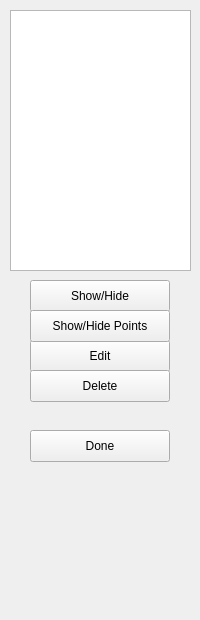
Before: the Qt Designer form curver/ui/curve_edit_list.ui in wiatrak2/curver, drawn with Qt 5.
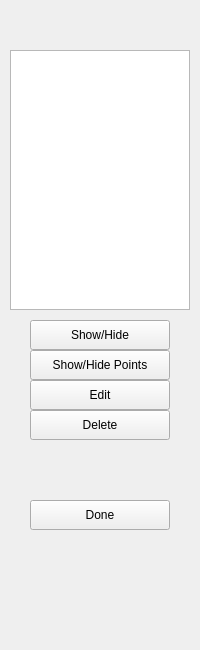
After: the same form once the commit is applied.

Patch:
```diff
--- a/curver/ui/curve_edit_list.ui
+++ b/curver/ui/curve_edit_list.ui
@@ -7,7 +7,7 @@
     <x>0</x>
     <y>0</y>
     <width>200</width>
-    <height>620</height>
+    <height>650</height>
    </rect>
   </property>
   <property name="windowTitle">
@@ -17,9 +17,9 @@
    <property name="geometry">
     <rect>
      <x>10</x>
-     <y>10</y>
-     <width>181</width>
-     <height>261</height>
+     <y>50</y>
+     <width>180</width>
+     <height>260</height>
     </rect>
    </property>
   </widget>
@@ -27,9 +27,9 @@
    <property name="geometry">
     <rect>
      <x>30</x>
-     <y>340</y>
+     <y>380</y>
      <width>140</width>
-     <height>32</height>
+     <height>30</height>
     </rect>
    </property>
    <property name="text">
@@ -40,9 +40,9 @@
    <property name="geometry">
     <rect>
      <x>30</x>
-     <y>370</y>
+     <y>410</y>
      <width>140</width>
-     <height>32</height>
+     <height>30</height>
     </rect>
    </property>
    <property name="text">
@@ -53,9 +53,9 @@
    <property name="geometry">
     <rect>
      <x>30</x>
-     <y>430</y>
+     <y>500</y>
      <width>140</width>
-     <height>32</height>
+     <height>30</height>
     </rect>
    </property>
    <property name="text">
@@ -66,9 +66,9 @@
    <property name="geometry">
     <rect>
      <x>30</x>
-     <y>280</y>
+     <y>320</y>
      <width>140</width>
-     <height>32</height>
+     <height>30</height>
     </rect>
    </property>
    <property name="text">
@@ -79,9 +79,9 @@
    <property name="geometry">
     <rect>
      <x>30</x>
-     <y>310</y>
+     <y>350</y>
      <width>140</width>
-     <height>32</height>
+     <height>30</height>
     </rect>
    </property>
    <property name="text">
```
